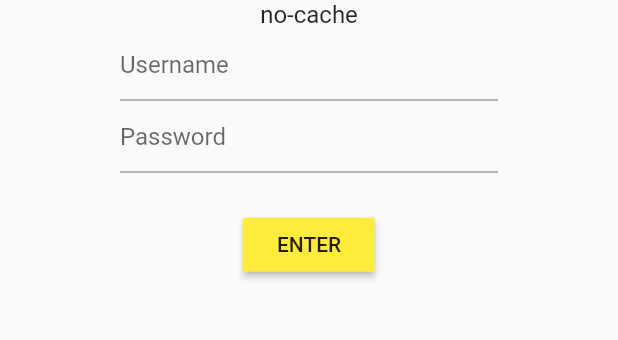
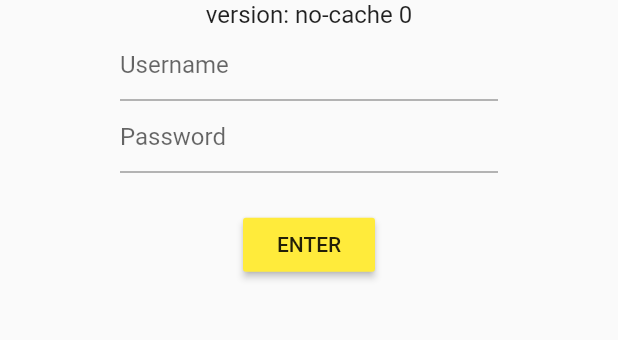
Before and after one commit to damphat/mela_messenger, a Flutter app: the screen it shows after launch, on a phone screen of 412 x 824 dp, the part 527-867 px from its top. Run offline on Flutter 3.47's test engine with Material 2 defaults, Android fonts, the light colour scheme and no system bars; our stand-ins replace fluttertoast.

Commit message:
this small change is for triggering CI process

```diff
--- a/lib/screens/login.dart
+++ b/lib/screens/login.dart
@@ -17,7 +17,7 @@ class MyLogin extends StatelessWidget {
                 style: Theme.of(context).textTheme.headline2,
               ),
               Text(
-                'no-cache',
+                'version: no-cache 0',
                 style: Theme.of(context).textTheme.subtitle1,
               ),
               TextField(
```
